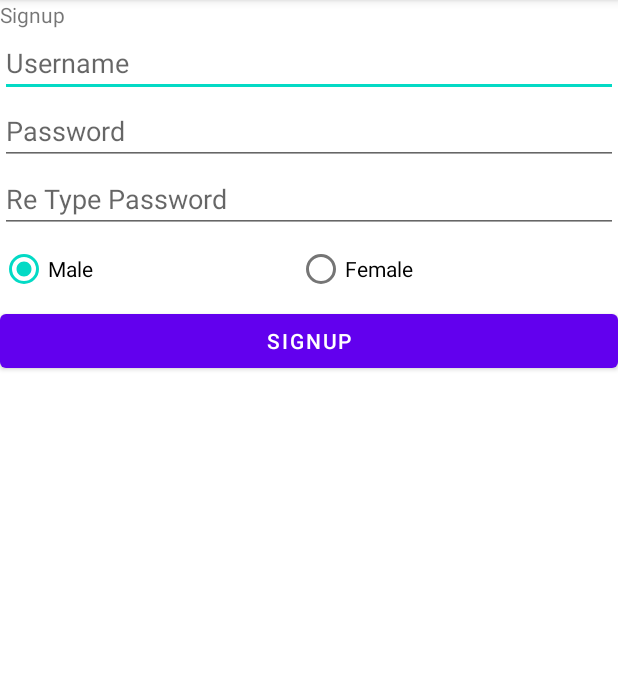
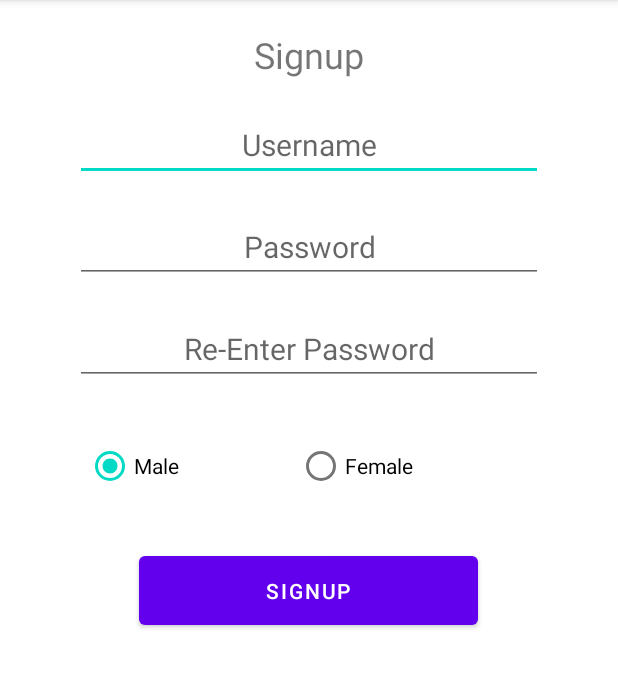
Before and after one commit to MohammedDarawad/QuickWorkout, an Android app: the Signup screen opened directly, with no data from a screen before it, on a phone screen of 412 x 824 dp, the part 84-772 px from its top. Run offline under Robolectric (Android 15) with nearby library versions, the phone set to English and light mode, and no system bars.

Commit message:
initial commit

```diff
--- a/app/src/main/res/layout/activity_main.xml
+++ b/app/src/main/res/layout/activity_main.xml
@@ -10,12 +10,8 @@
 
     <TextView
         android:id="@+id/textView2"
-        android:layout_width="match_parent"
-        android:layout_height="wrap_content"
-        android:layout_margin="20dp"
-        android:gravity="center_horizontal"
         android:text="@string/loginString"
-        android:textSize="24sp" />
+        style="@style/header" />
 
     <EditText
         android:id="@+id/edtUsername_Login"
--- a/app/src/main/res/layout/activity_signup.xml
+++ b/app/src/main/res/layout/activity_signup.xml
@@ -1,46 +1,51 @@
 <?xml version="1.0" encoding="utf-8"?>
 <LinearLayout xmlns:android="http://schemas.android.com/apk/res/android"
-    xmlns:app="http://schemas.android.com/apk/res-auto"
     xmlns:tools="http://schemas.android.com/tools"
     android:layout_width="match_parent"
     android:layout_height="match_parent"
-    tools:context=".Signup"
-    android:orientation="vertical">
+    android:gravity="center_horizontal"
+    android:orientation="vertical"
+    tools:context=".Signup">
 
     <TextView
         android:id="@+id/textView2"
+        style="@style/header"
         android:layout_width="match_parent"
         android:layout_height="wrap_content"
-        android:text="Signup" />
+        android:text="@string/signupString" />
 
     <EditText
         android:id="@+id/edtUsername_Login"
+        style="@style/EditText"
         android:layout_width="match_parent"
         android:layout_height="wrap_content"
         android:ems="10"
-        android:hint="Username"
+        android:hint="@string/usernameString"
         android:inputType="textPersonName" />
 
     <EditText
         android:id="@+id/edtPassword_Login"
+        style="@style/EditText"
         android:layout_width="match_parent"
         android:layout_height="wrap_content"
         android:ems="10"
-        android:hint="Password"
-        android:inputType="textPersonName" />
+        android:hint="@string/passwordString"
+        android:inputType="textPassword" />
 
     <EditText
         android:id="@+id/edtPasswordConf"
+        style="@style/EditText"
         android:layout_width="match_parent"
         android:layout_height="wrap_content"
         android:ems="10"
-        android:hint="Re Type Password"
-        android:inputType="textPersonName" />
+        android:hint="@string/passwordConfString"
+        android:inputType="textPassword" />
 
     <RadioGroup
         android:id="@+id/rgGender"
-        android:layout_width="match_parent"
+        android:layout_width="297dp"
         android:layout_height="wrap_content"
+        android:layout_margin="10dp"
         android:orientation="horizontal">
 
         <RadioButton
@@ -49,21 +54,22 @@
             android:layout_height="wrap_content"
             android:layout_weight="1"
             android:checked="true"
-            android:text="Male" />
+            android:text="@string/maleString" />
 
         <RadioButton
             android:id="@+id/radioButton2"
             android:layout_width="wrap_content"
             android:layout_height="wrap_content"
             android:layout_weight="1"
-            android:text="Female" />
+            android:text="@string/femaleString" />
     </RadioGroup>
 
     <Button
         android:id="@+id/btSignup_Login"
-        android:layout_width="match_parent"
-        android:layout_height="wrap_content"
-        android:text="Signup"
-        android:onClick="signup"/>
+        style="@style/Button"
+        android:layout_width="226dp"
+        android:layout_height="58dp"
+        android:onClick="signup"
+        android:text="@string/signupString" />
 
 </LinearLayout>
--- a/app/src/main/res/values/strings.xml
+++ b/app/src/main/res/values/strings.xml
@@ -8,4 +8,8 @@
     <string name="passwordString">Password</string>
     <string name="rememberMeString">RememberMe</string>
     <string name="dontHaveAnAccountString">Don\'t Have An Account? Signup.</string>
+    <string name="signupString">Signup</string>
+    <string name="passwordConfString">Re-Enter Password</string>
+    <string name="maleString">Male</string>
+    <string name="femaleString">Female</string>
 </resources>
--- a/app/src/main/res/values/styles.xml
+++ b/app/src/main/res/values/styles.xml
@@ -18,4 +18,12 @@
         <item name="android:layout_height">58dp</item>
         <item name="android:layout_margin">20dp</item>
     </style>
+
+    <style name="header">
+        <item name="android:layout_width">match_parent</item>
+        <item name="android:layout_height">wrap_content</item>
+        <item name="android:layout_margin">20dp</item>
+        <item name="android:gravity">center_horizontal</item>
+        <item name="android:textSize">24sp</item>
+    </style>
 </resources>
```
